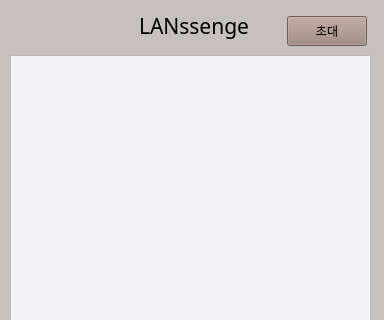
Qt form src/client/gui/groupchatwindow.ui (TaehyunJeon0203/lanssenger) before a commit; both pictures show x 0 to 384 and y 0 to 320 of the 384 by 626 pixel window.
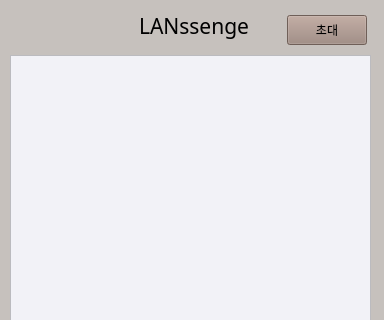
The same form after that commit.

Commit message: Design : 버튼 위치 조절/ 채팅창 화면 크기 변경

The edit to the form file:
```diff
--- a/src/client/gui/groupchatwindow.ui
+++ b/src/client/gui/groupchatwindow.ui
@@ -35,7 +35,7 @@
    <property name="geometry">
     <rect>
      <x>287</x>
-     <y>16</y>
+     <y>15</y>
      <width>80</width>
      <height>30</height>
     </rect>
```
The commit also changes 1 other file.
